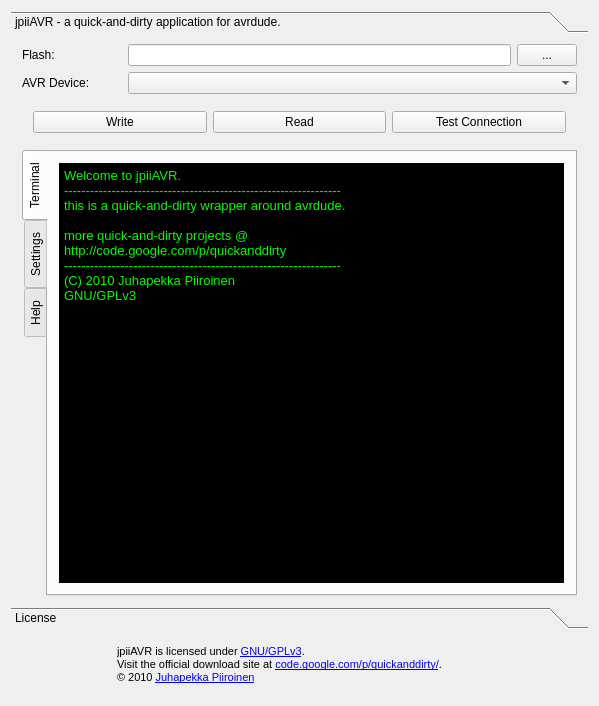
This is jpiiavr/mainwindow.ui in pbystrup/quickanddirty as Qt 5 draws it before an edit. The edited form follows.
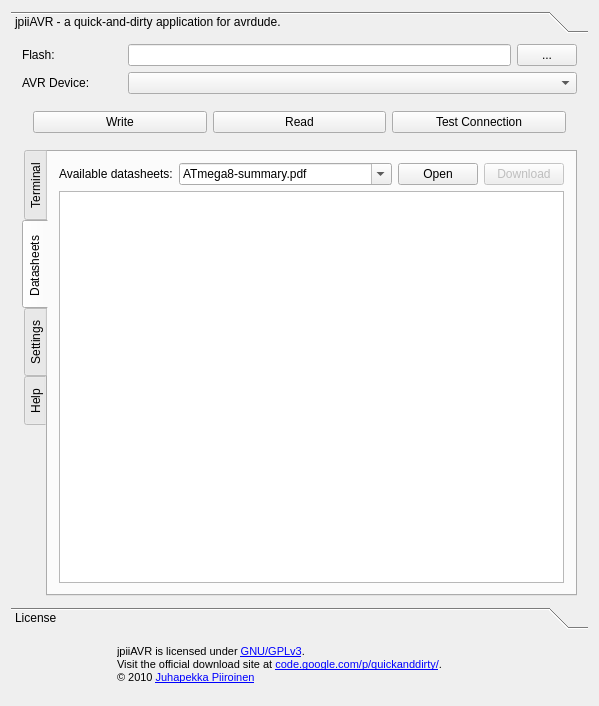
This is the edited form. The open tabs and pages were chosen to show the change. Icons and pictures are not drawn.

Commit message:
added missing pixmaps. added demo datasheet. added first draft of the poppler integration which loads the included pdf file.
TODO: redesign ui.. current ui does not work for the new use-case.

What changed in the file:
```diff
--- a/jpiiavr/mainwindow.ui
+++ b/jpiiavr/mainwindow.ui
@@ -188,6 +188,68 @@
             </item>
            </layout>
           </widget>
+          <widget class="QWidget" name="tab_4">
+           <attribute name="title">
+            <string>Datasheets </string>
+           </attribute>
+           <layout class="QVBoxLayout" name="verticalLayout_6">
+            <item>
+             <layout class="QHBoxLayout" name="horizontalLayout_8">
+              <item>
+               <widget class="QLabel" name="label_6">
+                <property name="sizePolicy">
+                 <sizepolicy hsizetype="Minimum" vsizetype="Preferred">
+                  <horstretch>0</horstretch>
+                  <verstretch>0</verstretch>
+                 </sizepolicy>
+                </property>
+                <property name="text">
+                 <string>Available datasheets:</string>
+                </property>
+               </widget>
+              </item>
+              <item>
+               <widget class="QComboBox" name="comboBoxDatasheets">
+                <property name="sizePolicy">
+                 <sizepolicy hsizetype="MinimumExpanding" vsizetype="Fixed">
+                  <horstretch>0</horstretch>
+                  <verstretch>0</verstretch>
+                 </sizepolicy>
+                </property>
+                <property name="editable">
+                 <bool>true</bool>
+                </property>
+                <item>
+                 <property name="text">
+                  <string>ATmega8-summary.pdf</string>
+                 </property>
+                </item>
+               </widget>
+              </item>
+              <item>
+               <widget class="QPushButton" name="pushButtonOpenDatasheet">
+                <property name="text">
+                 <string>Open</string>
+                </property>
+               </widget>
+              </item>
+              <item>
+               <widget class="QPushButton" name="pushButton_2">
+                <property name="enabled">
+                 <bool>false</bool>
+                </property>
+                <property name="text">
+                 <string>Download</string>
+                </property>
+               </widget>
+              </item>
+             </layout>
+            </item>
+            <item>
+             <widget class="QGraphicsView" name="graphicsViewDatasheet"/>
+            </item>
+           </layout>
+          </widget>
           <widget class="QWidget" name="tab_2">
            <attribute name="title">
             <string>Settings</string>
```
The commit also changes 8 other files.
